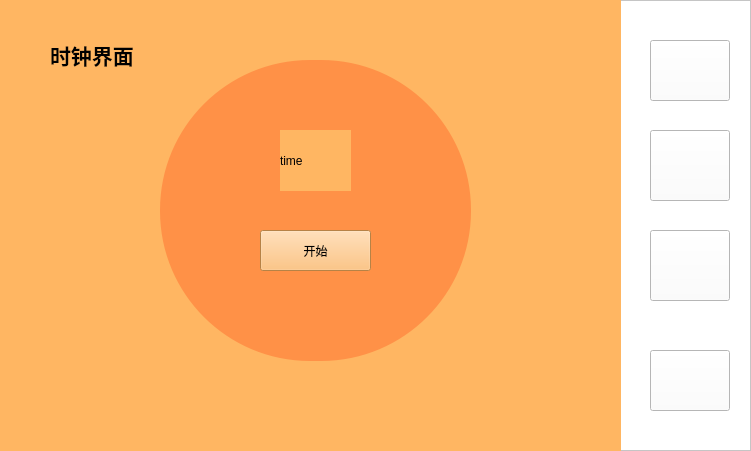
Old version of the form tomatoClock/body.ui in the repository AndreaSharpe/TomatoClock.
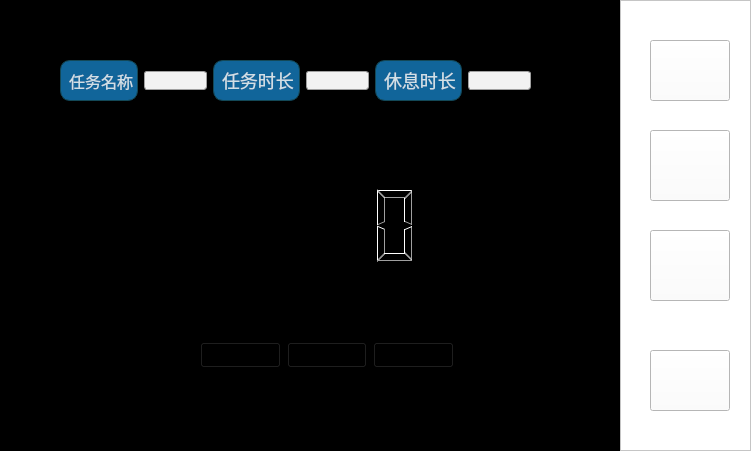
New version of the form. Icons and pictures are not drawn.

```diff
--- a/tomatoClock/body.ui
+++ b/tomatoClock/body.ui
@@ -167,94 +167,575 @@
      </rect>
     </property>
     <property name="styleSheet">
-     <string notr="true">background: rgb(255, 182, 98);</string>
+     <string notr="true">background-color: rgb(0, 0, 0);</string>
+    </property>
+    <property name="currentIndex">
+     <number>0</number>
     </property>
     <widget class="QWidget" name="page">
      <property name="styleSheet">
-      <string notr="true">background: rgb(255, 182, 98);</string>
+      <string notr="true">background: rgb(255, 182, 98);
+background-color: rgb(0, 0, 0);</string>
      </property>
-     <widget class="QLabel" name="label">
+     <widget class="QWidget" name="horizontalLayoutWidget">
       <property name="geometry">
        <rect>
-        <x>280</x>
-        <y>130</y>
-        <width>71</width>
-        <height>61</height>
+        <x>200</x>
+        <y>330</y>
+        <width>254</width>
+        <height>51</height>
        </rect>
       </property>
-      <property name="styleSheet">
-       <string notr="true">color: rgb(0, 0, 0);</string>
-      </property>
-      <property name="text">
-       <string>time</string>
-      </property>
+      <layout class="QHBoxLayout" name="horizontalLayout_9">
+       <item>
+        <widget class="QPushButton" name="startButton_3">
+         <property name="text">
+          <string>开始计时</string>
+         </property>
+        </widget>
+       </item>
+       <item>
+        <widget class="QPushButton" name="pauseButton_3">
+         <property name="text">
+          <string>暂停计时</string>
+         </property>
+        </widget>
+       </item>
+       <item>
+        <widget class="QPushButton" name="endButton_3">
+         <property name="text">
+          <string>结束计时</string>
+         </property>
+        </widget>
+       </item>
+      </layout>
      </widget>
-     <widget class="QLabel" name="label_2">
+     <widget class="QWidget" name="horizontalLayoutWidget_2">
       <property name="geometry">
        <rect>
-        <x>160</x>
+        <x>60</x>
         <y>60</y>
-        <width>311</width>
-        <height>301</height>
+        <width>471</width>
+        <height>41</height>
        </rect>
       </property>
-      <property name="styleSheet">
-       <string notr="true">border-radius:150px;
-background-color: rgb(255, 145, 71);</string>
+      <layout class="QHBoxLayout" name="horizontalLayout_8">
+       <item>
+        <widget class="QLabel" name="label_17">
+         <property name="font">
+          <font>
+           <pointsize>-1</pointsize>
+           <italic>false</italic>
+           <bold>false</bold>
+          </font>
+         </property>
+         <property name="styleSheet">
+          <string notr="true">QLabel {
+   
+	font:  &quot;Times New Roman&quot;;
+    font-size: 16px;
+    color: #d0dfe6;
+    font-style: normal;
+    font-weight: normal;
+ 
+    border-style: solid;
+    border-width: 1px;
+    border-color: #134857;
+    border-radius: 10px;
+ 
+    padding-left: 4px;
+    padding-top: 0px;
+ 
+    background-color: #11659a;
+    background-repeat: no-repeat;
+    background-position: left center;
+}</string>
+         </property>
+         <property name="text">
+          <string>任务名称</string>
+         </property>
+        </widget>
+       </item>
+       <item>
+        <widget class="QLineEdit" name="taskNameLineEdit_3">
+         <property name="styleSheet">
+          <string notr="true">* {
+	outline: none;
+}
+
+QDialog {
+	background: #D6DBE9;
+}
+
+QLineEdit {
+	border: 1px solid #A0A0A0; /* 边框宽度为1px，颜色为#A0A0A0 */
+	border-radius: 3px; /* 边框圆角 */
+	padding-left: 5px; /* 文本距离左边界有5px */
+	background-color: #F2F2F2; /* 背景颜色 */
+	color: #A0A0A0; /* 文本颜色 */
+	selection-background-color: #A0A0A0; /* 选中文本的背景颜色 */
+	selection-color: #373834; /* 选中文本的颜色 */
+	font-family: &quot;Microsoft YaHei&quot;; /* 文本字体族 */
+	font-size: 10pt; /* 文本字体大小 */
+}
+
+QLineEdit:hover { /* 鼠标悬浮在QLineEdit时的状态 */
+	border: 1px solid #298DFF;
+	border-radius: 3px;
+	background-color: #F2F2F2;
+	color: #298DFF;
+	selection-background-color: #298DFF;
+	selection-color: #F2F2F2;
+}
+
+QLineEdit[echoMode=&quot;2&quot;] { /* QLineEdit有输入掩码时的状态 */
+	lineedit-password-character: 9679;
+	lineedit-password-mask-delay: 2000;
+}
+
+QLineEdit:disabled { /* QLineEdit在禁用时的状态 */
+	border: 1px solid #CDCDCD;
+	background-color: #CDCDCD;
+	color: #B4B4B4;
+}
+
+QLineEdit:read-only { /* QLineEdit在只读时的状态 */
+	background-color: #CDCDCD;
+	color: #F2F2F2;
+}
+</string>
+         </property>
+        </widget>
+       </item>
+       <item>
+        <widget class="QLabel" name="label_18">
+         <property name="font">
+          <font>
+           <pointsize>-1</pointsize>
+           <italic>false</italic>
+           <bold>false</bold>
+          </font>
+         </property>
+         <property name="styleSheet">
+          <string notr="true">QLabel {
+   
+	font:  &quot;Times New Roman&quot;;
+    font-size: 18px;
+    color: #d0dfe6;
+    font-style: normal;
+    font-weight: normal;
+ 
+    border-style: solid;
+    border-width: 1px;
+    border-color: #134857;
+    border-radius: 10px;
+ 
+    padding-left: 4px;
+    padding-top: 0px;
+ 
+    background-color: #11659a;
+    background-repeat: no-repeat;
+    background-position: left center;
+}</string>
+         </property>
+         <property name="text">
+          <string>任务时长</string>
+         </property>
+        </widget>
+       </item>
+       <item>
+        <widget class="QLineEdit" name="taskDurationLineEdit_3">
+         <property name="styleSheet">
+          <string notr="true">* {
+	outline: none;
+}
+
+QDialog {
+	background: #D6DBE9;
+}
+
+QLineEdit {
+	border: 1px solid #A0A0A0; /* 边框宽度为1px，颜色为#A0A0A0 */
+	border-radius: 3px; /* 边框圆角 */
+	padding-left: 5px; /* 文本距离左边界有5px */
+	background-color: #F2F2F2; /* 背景颜色 */
+	color: #A0A0A0; /* 文本颜色 */
+	selection-background-color: #A0A0A0; /* 选中文本的背景颜色 */
+	selection-color: #373834; /* 选中文本的颜色 */
+	font-family: &quot;Microsoft YaHei&quot;; /* 文本字体族 */
+	font-size: 10pt; /* 文本字体大小 */
+}
+
+QLineEdit:hover { /* 鼠标悬浮在QLineEdit时的状态 */
+	border: 1px solid #298DFF;
+	border-radius: 3px;
+	background-color: #F2F2F2;
+	color: #298DFF;
+	selection-background-color: #298DFF;
+	selection-color: #F2F2F2;
+}
+
+QLineEdit[echoMode=&quot;2&quot;] { /* QLineEdit有输入掩码时的状态 */
+	lineedit-password-character: 9679;
+	lineedit-password-mask-delay: 2000;
+}
+
+QLineEdit:disabled { /* QLineEdit在禁用时的状态 */
+	border: 1px solid #CDCDCD;
+	background-color: #CDCDCD;
+	color: #B4B4B4;
+}
+
+QLineEdit:read-only { /* QLineEdit在只读时的状态 */
+	background-color: #CDCDCD;
+	color: #F2F2F2;
+}
+</string>
+         </property>
+         <property name="inputMethodHints">
+          <set>Qt::ImhDigitsOnly</set>
+         </property>
+        </widget>
+       </item>
+       <item>
+        <widget class="QLabel" name="label_19">
+         <property name="font">
+          <font>
+           <pointsize>-1</pointsize>
+           <italic>false</italic>
+           <bold>false</bold>
+          </font>
+         </property>
+         <property name="styleSheet">
+          <string notr="true">QLabel {
+   
+	font:  &quot;Times New Roman&quot;;
+    font-size: 18px;
+    color: #d0dfe6;
+    font-style: normal;
+    font-weight: normal;
+ 
+    border-style: solid;
+    border-width: 1px;
+    border-color: #134857;
+    border-radius: 10px;
+ 
+    padding-left: 4px;
+    padding-top: 0px;
+ 
+    background-color: #11659a;
+    background-repeat: no-repeat;
+    background-position: left center;
+}</string>
+         </property>
+         <property name="text">
+          <string>休息时长</string>
+         </property>
+        </widget>
+       </item>
+       <item>
+        <widget class="QLineEdit" name="taskBreakTimeLineEdit_3">
+         <property name="styleSheet">
+          <string notr="true">* {
+	outline: none;
+}
+
+QDialog {
+	background: #D6DBE9;
+}
+
+QLineEdit {
+	border: 1px solid #A0A0A0; /* 边框宽度为1px，颜色为#A0A0A0 */
+	border-radius: 3px; /* 边框圆角 */
+	padding-left: 5px; /* 文本距离左边界有5px */
+	background-color: #F2F2F2; /* 背景颜色 */
+	color: #A0A0A0; /* 文本颜色 */
+	selection-background-color: #A0A0A0; /* 选中文本的背景颜色 */
+	selection-color: #373834; /* 选中文本的颜色 */
+	font-family: &quot;Microsoft YaHei&quot;; /* 文本字体族 */
+	font-size: 10pt; /* 文本字体大小 */
+}
+
+QLineEdit:hover { /* 鼠标悬浮在QLineEdit时的状态 */
+	border: 1px solid #298DFF;
+	border-radius: 3px;
+	background-color: #F2F2F2;
+	color: #298DFF;
+	selection-background-color: #298DFF;
+	selection-color: #F2F2F2;
+}
+
+QLineEdit[echoMode=&quot;2&quot;] { /* QLineEdit有输入掩码时的状态 */
+	lineedit-password-character: 9679;
+	lineedit-password-mask-delay: 2000;
+}
+
+QLineEdit:disabled { /* QLineEdit在禁用时的状态 */
+	border: 1px solid #CDCDCD;
+	background-color: #CDCDCD;
+	color: #B4B4B4;
+}
+
+QLineEdit:read-only { /* QLineEdit在只读时的状态 */
+	background-color: #CDCDCD;
+	color: #F2F2F2;
+}
+</string>
+         </property>
+        </widget>
+       </item>
+      </layout>
+     </widget>
+     <widget class="QLCDNumber" name="Timer">
+      <property name="geometry">
+       <rect>
+        <x>200</x>
+        <y>150</y>
+        <width>221</width>
+        <height>151</height>
+       </rect>
       </property>
+     </widget>
+     <widget class="QLabel" name="totaltime_label">
+      <property name="geometry">
+       <rect>
+        <x>120</x>
+        <y>20</y>
+        <width>61</width>
+        <height>21</height>
+       </rect>
+      </property>
       <property name="text">
-       <string/>
+       <string>0分钟</string>
       </property>
      </widget>
-     <widget class="QPushButton" name="startEndButton">
+     <widget class="QProgressBar" name="progressBar">
       <property name="geometry">
        <rect>
-        <x>260</x>
-        <y>230</y>
-        <width>111</width>
+        <x>190</x>
+        <y>10</y>
+        <width>411</width>
         <height>41</height>
        </rect>
       </property>
       <property name="styleSheet">
-       <string notr="true">color: rgb(0, 0, 0);</string>
+       <string notr="true"/>
       </property>
-      <property name="text">
-       <string>开始</string>
+      <property name="maximum">
+       <number>150</number>
       </property>
+      <property name="value">
+       <number>0</number>
+      </property>
+      <property name="orientation">
+       <enum>Qt::Horizontal</enum>
+      </property>
+      <property name="textDirection">
+       <enum>QProgressBar::TopToBottom</enum>
+      </property>
      </widget>
-     <widget class="QLabel" name="label_5">
+     <widget class="QLabel" name="label">
       <property name="geometry">
        <rect>
-        <x>50</x>
+        <x>20</x>
         <y>20</y>
-        <width>111</width>
-        <height>71</height>
+        <width>81</width>
+        <height>16</height>
        </rect>
       </property>
+      <property name="text">
+       <string>今日已专注</string>
+      </property>
+     </widget>
+    </widget>
+    <widget class="QWidget" name="page_6">
+     <property name="styleSheet">
+      <string notr="true">background-color: rgb(0, 0, 0);</string>
+     </property>
+     <widget class="QWidget" name="horizontalLayoutWidget_3">
+      <property name="geometry">
+       <rect>
+        <x>100</x>
+        <y>70</y>
+        <width>361</width>
+        <height>41</height>
+       </rect>
+      </property>
+      <layout class="QHBoxLayout" name="horizontalLayout_7">
+       <item>
+        <widget class="QPushButton" name="addTaskBtn_3">
+         <property name="text">
+          <string>增加任务</string>
+         </property>
+        </widget>
+       </item>
+       <item>
+        <widget class="QPushButton" name="editTaskBtn_3">
+         <property name="text">
+          <string>编辑任务</string>
+         </property>
+        </widget>
+       </item>
+       <item>
+        <widget class="QPushButton" name="delTaskBtn_3">
+         <property name="text">
+          <string>删除任务</string>
+         </property>
+        </widget>
+       </item>
+      </layout>
+     </widget>
+     <widget class="QSlider" name="soundalue_slider">
+      <property name="geometry">
+       <rect>
+        <x>820</x>
+        <y>180</y>
+        <width>160</width>
+        <height>16</height>
+       </rect>
+      </property>
       <property name="styleSheet">
-       <string notr="true">color: rgb(0, 0, 0);</string>
+       <string notr="true">QSlider::groove:horizontal {
+	height: 5px;
+	background: #e67e22;
+}
+QSlider::groove:vertical {
+	width: 5px;
+	background: #e67e22;
+}
+QSlider::handle:horizontal {
+	background: qlineargradient(x1:0, y1:0, x2:1, y2:1, stop:0 #b4b4b4, stop:1 #8f8f8f);
+	border: 1px solid #5c5c5c;
+	width: 14px;
+	margin: -5px 0;
+	border-radius: 7px;
+}
+QSlider::handle:vertical {
+	background: qlineargradient(x1:1, y1:1, x2:0, y2:0, stop:0 #b4b4b4, stop:1 #8f8f8f);
+	border: 1px solid #5c5c5c;
+	height: 14px;
+	margin: 0 -5px;
+	border-radius: 7px;
+}
+QSlider::add-page:horizontal {
+    background: white;
+}
+QSlider::add-page:vertical {
+    background: white;
+}
+QSlider::sub-page:horizontal {
+    background: #e67e22;
+}
+QSlider::sub-page:vertical {
+    background: #e67e22;
+}</string>
       </property>
-      <property name="text">
-       <string>&lt;html&gt;&lt;head/&gt;&lt;body&gt;&lt;p&gt;&lt;span style=&quot; font-size:16pt; font-weight:700;&quot;&gt;时钟界面&lt;/span&gt;&lt;/p&gt;&lt;/body&gt;&lt;/html&gt;</string>
+      <property name="maximum">
+       <number>100</number>
       </property>
+      <property name="singleStep">
+       <number>1</number>
+      </property>
+      <property name="sliderPosition">
+       <number>30</number>
+      </property>
+      <property name="orientation">
+       <enum>Qt::Horizontal</enum>
+      </property>
      </widget>
-     <zorder>label_2</zorder>
-     <zorder>label</zorder>
-     <zorder>startEndButton</zorder>
-     <zorder>label_5</zorder>
+     <widget class="QTableWidget" name="tableWidget">
+      <property name="geometry">
+       <rect>
+        <x>60</x>
+        <y>180</y>
+        <width>461</width>
+        <height>241</height>
+       </rect>
+      </property>
+      <property name="rowCount">
+       <number>0</number>
+      </property>
+      <column>
+       <property name="text">
+        <string>任务名称</string>
+       </property>
+      </column>
+      <column>
+       <property name="text">
+        <string>任务时长</string>
+       </property>
+      </column>
+      <column>
+       <property name="text">
+        <string>休息时长</string>
+       </property>
+      </column>
+      <column>
+       <property name="text">
+        <string>选择</string>
+       </property>
+      </column>
+     </widget>
     </widget>
     <widget class="QWidget" name="page_3">
-     <widget class="QLabel" name="label_9">
+     <widget class="QWidget" name="verticalLayoutWidget_3">
       <property name="geometry">
        <rect>
-        <x>120</x>
-        <y>210</y>
-        <width>151</width>
-        <height>81</height>
+        <x>340</x>
+        <y>70</y>
+        <width>281</width>
+        <height>231</height>
        </rect>
       </property>
-      <property name="text">
-       <string>&lt;html&gt;&lt;head/&gt;&lt;body&gt;&lt;p&gt;&lt;span style=&quot; font-size:16pt; font-weight:700;&quot;&gt;任务管理界面&lt;/span&gt;&lt;/p&gt;&lt;/body&gt;&lt;/html&gt;</string>
+      <layout class="QVBoxLayout" name="verticalLayout_3">
+       <item>
+        <widget class="QPushButton" name="setPomodoros">
+         <property name="text">
+          <string>完成的番茄钟个数</string>
+         </property>
+        </widget>
+       </item>
+       <item>
+        <widget class="QPushButton" name="setDuration">
+         <property name="text">
+          <string>总时长</string>
+         </property>
+        </widget>
+       </item>
+       <item>
+        <widget class="QPushButton" name="setPauses">
+         <property name="text">
+          <string>暂停次数</string>
+         </property>
+        </widget>
+       </item>
+       <item>
+        <widget class="QPushButton" name="generateButton">
+         <property name="text">
+          <string>生成柱状图</string>
+         </property>
+        </widget>
+       </item>
+      </layout>
+     </widget>
+     <widget class="QCalendarWidget" name="startDateEdit">
+      <property name="geometry">
+       <rect>
+        <x>0</x>
+        <y>0</y>
+        <width>296</width>
+        <height>236</height>
+       </rect>
+      </property>
+     </widget>
+     <widget class="QCalendarWidget" name="endDateEdit">
+      <property name="geometry">
+       <rect>
+        <x>0</x>
+        <y>260</y>
+        <width>296</width>
+        <height>236</height>
+       </rect>
       </property>
      </widget>
     </widget>
@@ -369,6 +850,15 @@
             </color>
            </brush>
           </colorrole>
+          <colorrole role="AlternateBase">
+           <brush brushstyle="SolidPattern">
+            <color alpha="255">
+             <red>0</red>
+             <green>0</green>
+             <blue>0</blue>
+            </color>
+           </brush>
+          </colorrole>
           <colorrole role="PlaceholderText">
            <brush brushstyle="SolidPattern">
             <color alpha="128">
@@ -434,6 +924,15 @@
             </color>
            </brush>
           </colorrole>
+          <colorrole role="AlternateBase">
+           <brush brushstyle="SolidPattern">
+            <color alpha="255">
+             <red>0</red>
+             <green>0</green>
+             <blue>0</blue>
+            </color>
+           </brush>
+          </colorrole>
           <colorrole role="PlaceholderText">
            <brush brushstyle="SolidPattern">
             <color alpha="128">
@@ -499,6 +998,15 @@
             </color>
            </brush>
           </colorrole>
+          <colorrole role="AlternateBase">
+           <brush brushstyle="SolidPattern">
+            <color alpha="255">
+             <red>0</red>
+             <green>0</green>
+             <blue>0</blue>
+            </color>
+           </brush>
+          </colorrole>
           <colorrole role="PlaceholderText">
            <brush brushstyle="SolidPattern">
             <color alpha="128">
@@ -624,6 +1132,15 @@
             </color>
            </brush>
           </colorrole>
+          <colorrole role="AlternateBase">
+           <brush brushstyle="SolidPattern">
+            <color alpha="255">
+             <red>0</red>
+             <green>0</green>
+             <blue>0</blue>
+            </color>
+           </brush>
+          </colorrole>
           <colorrole role="PlaceholderText">
            <brush brushstyle="SolidPattern">
             <color alpha="128">
@@ -689,6 +1206,15 @@
             </color>
            </brush>
           </colorrole>
+          <colorrole role="AlternateBase">
+           <brush brushstyle="SolidPattern">
+            <color alpha="255">
+             <red>0</red>
+             <green>0</green>
+             <blue>0</blue>
+            </color>
+           </brush>
+          </colorrole>
           <colorrole role="PlaceholderText">
            <brush brushstyle="SolidPattern">
             <color alpha="128">
@@ -754,6 +1280,15 @@
             </color>
            </brush>
           </colorrole>
+          <colorrole role="AlternateBase">
+           <brush brushstyle="SolidPattern">
+            <color alpha="255">
+             <red>0</red>
+             <green>0</green>
+             <blue>0</blue>
+            </color>
+           </brush>
+          </colorrole>
           <colorrole role="PlaceholderText">
            <brush brushstyle="SolidPattern">
             <color alpha="128">
@@ -873,6 +1408,9 @@
      </widget>
     </widget>
     <widget class="QWidget" name="page_4">
+     <property name="styleSheet">
+      <string notr="true">color: rgb(255, 255, 255);</string>
+     </property>
      <widget class="QLabel" name="label_3">
       <property name="geometry">
        <rect>
@@ -883,7 +1421,7 @@
        </rect>
       </property>
       <property name="styleSheet">
-       <string notr="true">color: rgb(0, 0, 0);</string>
+       <string notr="true">color: rgb(255, 255, 255);</string>
       </property>
       <property name="text">
        <string>用户名：</string>
@@ -899,7 +1437,7 @@
        </rect>
       </property>
       <property name="styleSheet">
-       <string notr="true">color: rgb(0, 0, 0);</string>
+       <string notr="true">color: rgb(255, 255, 255);</string>
       </property>
       <property name="text">
        <string>邮箱：</string>
@@ -915,7 +1453,8 @@
        </rect>
       </property>
       <property name="styleSheet">
-       <string notr="true">color: rgb(0, 0, 0);</string>
+       <string notr="true">color: rgb(0, 0, 0);
+color: rgb(255, 255, 255);</string>
       </property>
       <property name="text">
        <string>修改个人信息</string>
@@ -931,7 +1470,8 @@
        </rect>
       </property>
       <property name="styleSheet">
-       <string notr="true">color: rgb(0, 0, 0);</string>
+       <string notr="true">color: rgb(0, 0, 0);
+color: rgb(255, 255, 255);</string>
       </property>
       <property name="text">
        <string>修改密码</string>
@@ -963,7 +1503,8 @@
        </rect>
       </property>
       <property name="styleSheet">
-       <string notr="true">color: rgb(0, 0, 0);</string>
+       <string notr="true">
+color: rgb(255, 255, 255);</string>
       </property>
       <property name="text">
        <string>退出登录</string>
@@ -979,7 +1520,8 @@
        </rect>
       </property>
       <property name="styleSheet">
-       <string notr="true">color: rgb(0, 0, 0);</string>
+       <string notr="true">color: rgb(0, 0, 0);
+color: rgb(255, 255, 255);</string>
       </property>
       <property name="text">
        <string>注销账号</string>
@@ -994,6 +1536,10 @@
         <height>81</height>
        </rect>
       </property>
+      <property name="styleSheet">
+       <string notr="true">color: rgb(0, 0, 0);
+color: rgb(255, 255, 255);</string>
+      </property>
       <property name="text">
        <string>TextLabel</string>
       </property>
@@ -1007,6 +1553,9 @@
         <height>16</height>
        </rect>
       </property>
+      <property name="styleSheet">
+       <string notr="true">color: rgb(255, 255, 255);</string>
+      </property>
       <property name="text">
        <string>TextLabel</string>
       </property>
@@ -1020,51 +1569,18 @@
         <height>16</height>
        </rect>
       </property>
-      <property name="text">
-       <string>TextLabel</string>
-      </property>
-     </widget>
-    </widget>
-    <widget class="QWidget" name="page_2">
-     <widget class="QLabel" name="history">
-      <property name="geometry">
-       <rect>
-        <x>0</x>
-        <y>0</y>
-        <width>621</width>
-        <height>451</height>
-       </rect>
-      </property>
       <property name="styleSheet">
-       <string notr="true">color:rgb(0,0,0);
-background-color:rgb(255, 218, 172);</string>
+       <string notr="true">color: rgb(255, 255, 255);</string>
       </property>
       <property name="text">
-       <string>&lt;html&gt;&lt;head/&gt;&lt;body&gt;&lt;p&gt;&lt;span style=&quot; font-size:11pt;&quot;&gt;TextLabel&lt;/span&gt;&lt;/p&gt;&lt;/body&gt;&lt;/html&gt;</string>
-      </property>
-      <property name="alignment">
-       <set>Qt::AlignLeading|Qt::AlignLeft|Qt::AlignTop</set>
-      </property>
-      <property name="margin">
-       <number>20</number>
-      </property>
-     </widget>
-     <widget class="QLabel" name="label_8">
-      <property name="geometry">
-       <rect>
-        <x>60</x>
-        <y>230</y>
-        <width>141</width>
-        <height>71</height>
-       </rect>
-      </property>
-      <property name="text">
-       <string>&lt;html&gt;&lt;head/&gt;&lt;body&gt;&lt;p&gt;&lt;span style=&quot; font-size:16pt; font-weight:700;&quot;&gt;历史记录界面&lt;/span&gt;&lt;/p&gt;&lt;/body&gt;&lt;/html&gt;</string>
+       <string>TextLabel</string>
       </property>
      </widget>
     </widget>
    </widget>
   </widget>
+  <zorder>frame_2</zorder>
+  <zorder>frame</zorder>
  </widget>
  <resources>
   <include location="images.qrc"/>
```
